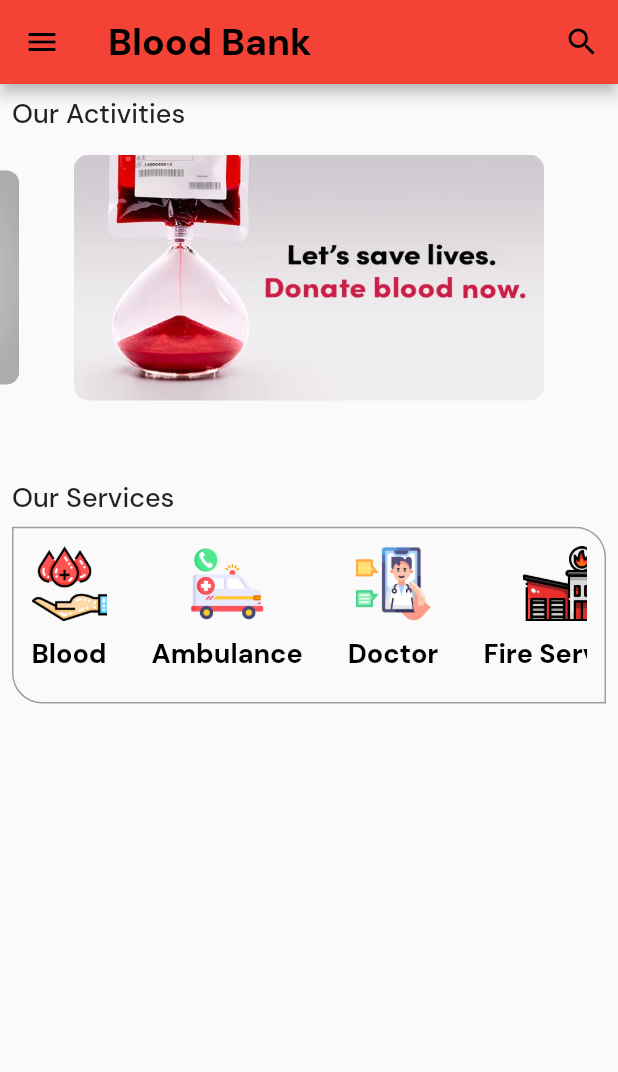
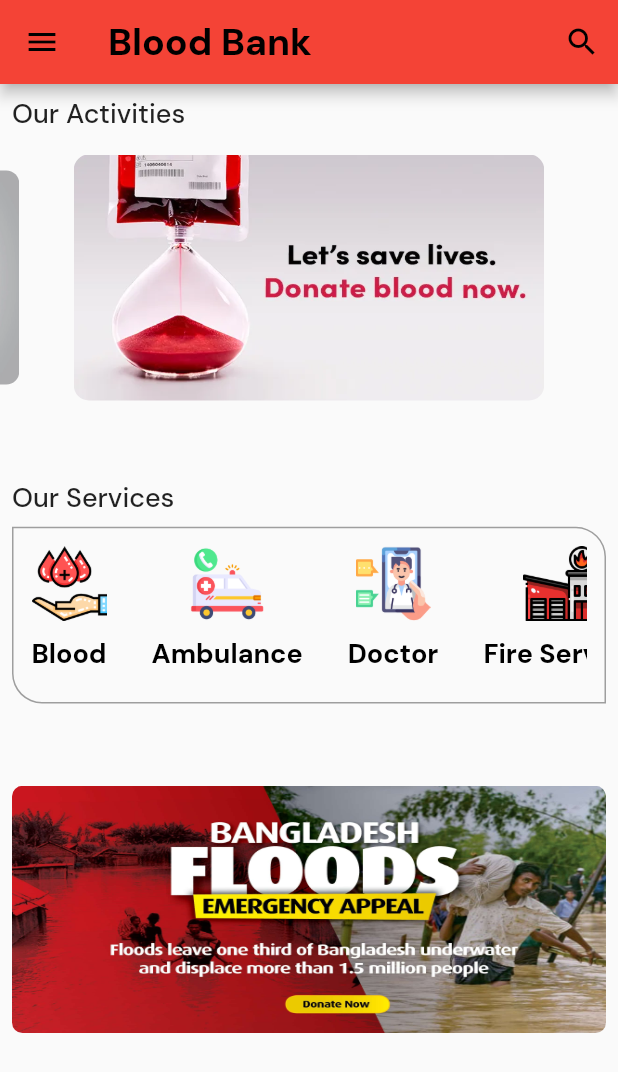
Before and after one commit to KARTIKBANIK/Blood-Bank-Project-getX, a Flutter app: the screen it shows after launch, after a tap on "Skip", after a tap on "Done", on a phone screen of 412 x 824 dp. Shown: the top 1072 px of the screen. Run offline on Flutter 3.47's test engine with Material 2 defaults, Android fonts, the phone set to English and light mode, and no system bars; drawn by our look-alikes of carousel_slider; our stand-ins replace cloud_firestore, firebase_core, firebase_database, fluttertoast, get, google_fonts and 3 more; accounts and stored records are empty.

Commit message:
splash_screen

```diff
--- a/u_project/lib/app/modules/service_ui/views/ambulance_view.dart
+++ b/u_project/lib/app/modules/service_ui/views/ambulance_view.dart
@@ -2,7 +2,6 @@ import 'package:flutter/material.dart';
 
 import 'package:get/get.dart';
 import 'package:lottie/lottie.dart';
-import 'package:u_project/widgets/custom_text.dart';
 import 'package:url_launcher/url_launcher.dart';
 
 class AmbulanceView extends GetView {
--- a/u_project/lib/app/modules/service_ui/views/service_ui_view.dart
+++ b/u_project/lib/app/modules/service_ui/views/service_ui_view.dart
@@ -161,6 +161,20 @@ class ServiceUiView extends GetView<ServiceUiController> {
                 ),
               ),
             ),
+            SizedBox(
+              height: MediaQuery.of(context).size.height / 15,
+            ),
+            ClipRRect(
+              borderRadius: BorderRadius.circular(7),
+              child: Container(
+                height: MediaQuery.of(context).size.height / 5,
+                width: double.infinity,
+                child: Image.asset(
+                  "assets/images/banner.jpg",
+                  fit: BoxFit.fill,
+                ),
+              ),
+            ),
           ],
         ),
       ),
--- a/u_project/lib/app/modules/splash/views/splash_view.dart
+++ b/u_project/lib/app/modules/splash/views/splash_view.dart
@@ -1,23 +1,46 @@
 import 'package:flutter/material.dart';
+import 'package:introduction_screen/introduction_screen.dart';
+import 'package:u_project/app/modules/home/views/home_view.dart';
+import 'package:u_project/app/modules/introduction_screen/views/introduction_screen_view.dart';
+import 'package:u_project/widgets/custom_text.dart';
 
-import 'package:get/get.dart';
+class SplashView extends StatefulWidget {
+  const SplashView({super.key});
 
-import '../controllers/splash_controller.dart';
+  @override
+  State<SplashView> createState() => _SplashViewState();
+}
 
-class SplashView extends GetView<SplashController> {
-  const SplashView({Key? key}) : super(key: key);
+class _SplashViewState extends State<SplashView> {
+  void initState() {
+    super.initState();
+    // Simulate some loading process or async initialization here
+    Future.delayed(Duration(seconds: 3), () {
+      // Navigate to the next screen after the splash screen
+      Navigator.push(
+        context,
+        MaterialPageRoute(
+          builder: (context) => IntroductionScreenView(),
+        ),
+      );
+    });
+  }
+
   @override
   Widget build(BuildContext context) {
     return Scaffold(
-      appBar: AppBar(
-        title: const Text('SplashView'),
-        centerTitle: true,
-      ),
-      body: const Center(
-        child: Text(
-          'SplashView is working',
-          style: TextStyle(fontSize: 20),
-        ),
+      body: Column(
+        mainAxisAlignment: MainAxisAlignment.center,
+        children: [
+          Container(
+            child: Image.asset("assets/images/splash.png"),
+          ),
+          Custom_TExt(
+            txt: "Blood Donation App",
+            fw: FontWeight.bold,
+            fs: 30,
+          )
+        ],
       ),
     );
   }
--- a/u_project/pubspec.yaml
+++ b/u_project/pubspec.yaml
@@ -8,6 +8,7 @@ environment:
 dependencies:
   firebase_core: any
   firebase_database: any
+  flutter_neumorphic: ^3.1.0
   cupertino_icons: any
   google_fonts: any
   fluttertoast: any
@@ -16,7 +17,7 @@ dependencies:
   flutter_datetime_picker: any
   carousel_slider: any
   shared_preferences: any
-  cloud_firestore: any
+  cloud_firestore: ^4.8.4
   firebase_storage: any
   firebase_auth: any
   google_sign_in: any
```
Also changed, not shown: u_project/lib/app/modules/introduction_screen/views/introduction_screen_view.dart (+0 -12 lines), u_project/lib/app/modules/service_ui/views/blood_view.dart (+0 -44 lines), u_project/lib/app/modules/service_ui/views/firebase_/update_data.dart (+4 -4 lines), u_project/lib/app/modules/service_ui/views/receive_tab_bar_view.dart (+28 -5 lines), u_project/lib/app/routes/app_pages.dart (+7 -6 lines), u_project/assets/images/banner.jpg (added), u_project/assets/images/splash.png (added), u_project/pubspec.lock.
